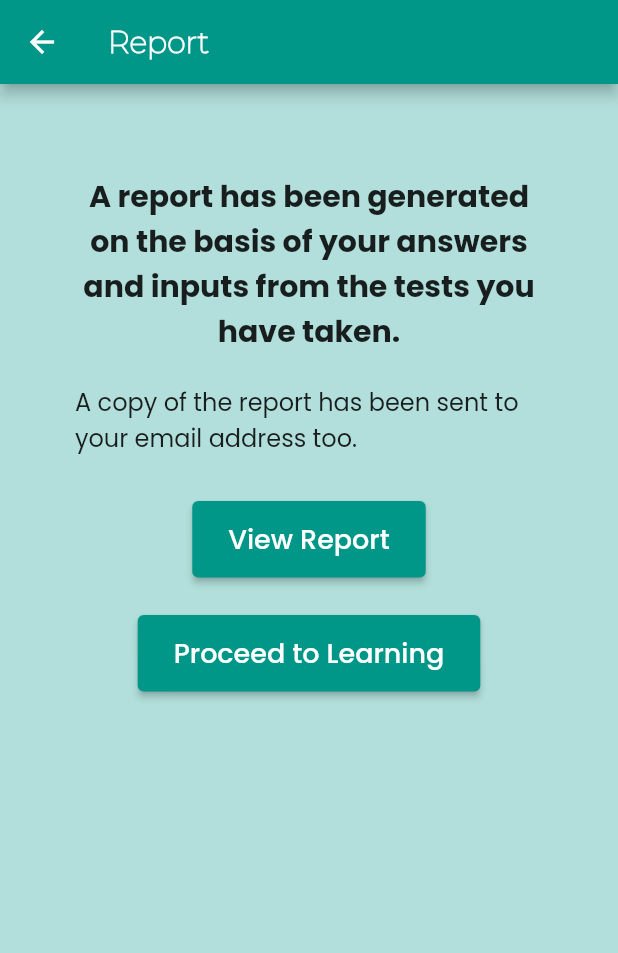
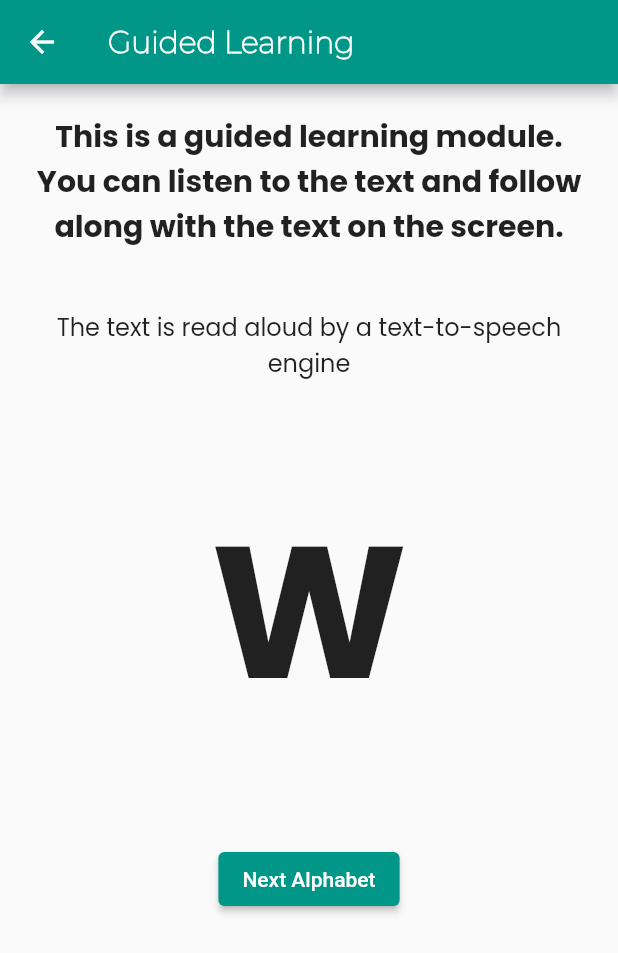
Before and after one commit to systemcrackers/systemcrackers-app, a Flutter app: the EmailReport screen opened by its route, after a tap on "Proceed to Learning", on a phone screen of 412 x 824 dp. Shown: the top 953 px of the screen. Run offline on Flutter 3.47's test engine with Material 2 defaults, Android fonts, the phone set to English and light mode, and no system bars; our stand-ins replace expandable_text, flutter_tts, font_awesome_flutter, get, google_sign_in, image_picker and 1 more; missing offline and left inert: api_cache_manager, country_list_pick; network calls fail.

Commit message:
text to speech

```diff
--- a/lib/main.dart
+++ b/lib/main.dart
@@ -10,7 +10,9 @@ import 'screens/child_details_screen.dart';
 import 'screens/email_report.dart';
 import 'screens/home_screen.dart';
 import 'screens/know_more_screen.dart';
+import 'screens/learning_home_screen.dart';
 import 'screens/otp_screen.dart';
+import 'screens/text_to_speech.dart';
 
 Widget _defaultHome = const LoginScreen();
 
@@ -49,6 +51,9 @@ class MyApp extends StatelessWidget {
         '/autism': (context) => const AutismQuizScreen(),
         '/know_more': (context) => KnowMoreScreen(),
         '/email_report': (context) => const EmailReport(),
+        // '/autism_home': (context) => const AutismHomeScreen(),
+        '/learning_home':(context) => const LearningHomeScreen(),
+        '/text_to_speech': (context) => const TextToSpeech(),
       },
     );
   }
--- a/lib/screens/autism_home_screen.dart
+++ b/lib/screens/autism_home_screen.dart
@@ -70,7 +70,7 @@ class _AutismHomeScreenState extends State<AutismHomeScreen> {
                           style: Theme.of(context)
                               .textTheme
                               .button
-                              ?.copyWith(color: Colors.black),
+                              ?.copyWith(color: Colors.white),
                         ),
                       ),
                     ),
--- a/lib/screens/child_details_screen.dart
+++ b/lib/screens/child_details_screen.dart
@@ -55,6 +55,7 @@ class _ChildDetailsState extends State<ChildDetails> {
 
   Widget _loginUI(BuildContext context) {
     return SingleChildScrollView(
+      scrollDirection: Axis.vertical,
       child: Column(
         mainAxisAlignment: MainAxisAlignment.start,
         crossAxisAlignment: CrossAxisAlignment.start,
--- a/lib/screens/email_report.dart
+++ b/lib/screens/email_report.dart
@@ -66,7 +66,7 @@ class _EmailReportState extends State<EmailReport> {
             SizedBox(height: 25),
             ElevatedButton(
               onPressed: () {
-                Navigator.pushNamed(context, '/learning_home_screen');
+                Navigator.pushNamed(context, '/text_to_speech');
               },
               child: Padding(
                 padding: const EdgeInsets.symmetric(horizontal: 8.0, vertical: 12),
--- a/lib/screens/home_screen.dart
+++ b/lib/screens/home_screen.dart
@@ -1,6 +1,7 @@
 import 'package:flutter/material.dart';
 import 'package:uia_app/screens/dyslexia_screen.dart';
 import 'package:uia_app/screens/know_more_screen.dart';
+import 'package:uia_app/screens/text_to_speech.dart';
 
 class HomeScreen extends StatefulWidget {
   const HomeScreen({super.key});
@@ -155,7 +156,7 @@ Widget BuildCard(
                     Navigator.push(
                         context,
                         MaterialPageRoute(
-                            builder: (context) => const DyslexiaScreen()));
+                            builder: (context) => const TextToSpeech()));
                     break;
                   case 2:
                     // Navigator.push(context,
--- a/lib/screens/know_more_screen.dart
+++ b/lib/screens/know_more_screen.dart
@@ -79,6 +79,7 @@ class KnowMoreScreen extends StatelessWidget {
               final feature = featuresList[index];
 
               return SingleChildScrollView(
+                scrollDirection: Axis.vertical,
                 child: Container(
                   margin: EdgeInsets.fromLTRB(20, 15, 20, 10),
                   decoration: BoxDecoration(
--- /dev/null
+++ b/lib/screens/text_to_speech.dart
@@ -0,0 +1,191 @@
+import 'dart:async';
+
+import 'package:flutter/material.dart';
+import 'package:flutter_tts/flutter_tts.dart';
+import 'dart:math';
+
+class TextToSpeech extends StatefulWidget {
+  const TextToSpeech({super.key});
+
+  @override
+  State<TextToSpeech> createState() => _TextToSpeechState();
+}
+
+enum TtsState { playing, stopped }
+
+class _TextToSpeechState extends State<TextToSpeech> {
+  late FlutterTts _flutterTts;
+  String? _tts;
+  String? _prevTts;
+  TtsState _ttsState = TtsState.stopped;
+
+  @override
+  void initState() {
+    super.initState();
+    initTts();
+  }
+
+  @override
+  void dispose() {
+    super.dispose();
+    _flutterTts.stop();
+  }
+
+  initTts() async {
+    _flutterTts = FlutterTts();
+    await _flutterTts.awaitSpeakCompletion(true);
+
+    _flutterTts.setStartHandler(() {
+      setState(() {
+        _ttsState = TtsState.playing;
+      });
+    });
+    _flutterTts.setCompletionHandler(() {
+      setState(() {
+        _ttsState = TtsState.stopped;
+      });
+    });
+    _flutterTts.setCancelHandler(() {
+      setState(() {
+        _ttsState = TtsState.stopped;
+      });
+    });
+    _flutterTts.setErrorHandler((msg) {
+      print("$msg");
+      setState(() {
+        _ttsState = TtsState.stopped;
+      });
+    });
+  }
+
+  List<String> Alphabets = [
+    'A',
+    'B',
+    'C',
+    'D',
+    'E',
+    'F',
+    'G',
+    'H',
+    'I',
+    'J',
+    'K',
+    'L',
+    'M',
+    'N',
+    'O',
+    'P',
+    'Q',
+    'R',
+    'S',
+    'T',
+    'U',
+    'V',
+    'W',
+    'X',
+    'Y',
+    'Z'
+  ];
+  // List<String> Numbers = ['1', '2', '3', '4', '5', '6', '7', '8', '9', '0'];
+
+  @override
+  Widget build(BuildContext context) {
+    Random random = new Random();
+    int index = random.nextInt(Alphabets.length);
+    _tts = Alphabets[index];
+    return Scaffold(
+      appBar: AppBar(
+        title: const Text(
+          'Guided Learning',
+          style: TextStyle(
+            fontSize: 20,
+            fontFamily: 'Montserrat',
+            fontWeight: FontWeight.bold,
+          ),
+        ),
+      ),
+      body: Column(
+        children: [
+          Container(
+            padding: EdgeInsets.only(top: 20, left: 20, right: 20),
+            child: Text(
+              'This is a guided learning module. You can listen to the text and follow along with the text on the screen.',
+              style: TextStyle(
+                fontSize: 20,
+                fontFamily: 'Poppins',
+                fontWeight: FontWeight.bold,
+              ),
+              textAlign: TextAlign.center,
+            ),
+          ),
+          Container(
+            padding: EdgeInsets.only(top: 40, left: 20, right: 20),
+            child: Text(
+              'The text is read aloud by a text-to-speech engine',
+              style: TextStyle(
+                fontSize: 16,
+                fontFamily: 'Poppins',
+              ),
+              textAlign: TextAlign.center,
+            ),
+          ),
+          Center(
+            child: Container(
+              padding: EdgeInsets.symmetric(vertical: 60, horizontal: 50),
+              child: Center(
+                child: GestureDetector(
+                  onTap: () {
+                    // _prevTts = _tts;
+                    // _tts = _prevTts;
+                    speak();
+                  },
+                  child: Text(
+                    Alphabets[index],
+                    style: TextStyle(
+                      fontSize: 125,
+                      fontFamily: 'Poppins',
+                      fontWeight: FontWeight.bold,
+                    ),
+                  ),
+                ),
+              ),
+            ),
+          ),
+          ElevatedButton(
+            onPressed: () {
+              Timer(Duration(seconds: 5), () {});
+              setState(() {
+                print("Hello");
+                index = random.nextInt(Alphabets.length);
+                _tts = Alphabets[index];
+                // speak();
+              });
+            },
+            child: const Text(
+              'Next Alphabet',
+            ),
+          )
+        ],
+      ),
+    );
+  }
+
+  Future speak() async {
+    await _flutterTts.setLanguage("en-US");
+    await _flutterTts.setPitch(1);
+    await _flutterTts.setVolume(1);
+    await _flutterTts.setSpeechRate(0.3);
+    await _flutterTts.speak(_tts!);
+    // if (_tts != null) {
+    //   if (_tts!.isNotEmpty) {
+    //     var result = await _flutterTts.speak(_tts!);
+    //     if (result == 1) setState(() => _ttsState = TtsState.playing);
+    //   }
+    // }
+  }
+
+  Future stop() async {
+    var result = await _flutterTts.stop();
+    if (result == 1) setState(() => _ttsState = TtsState.stopped);
+  }
+}
--- a/pubspec.yaml
+++ b/pubspec.yaml
@@ -46,6 +46,7 @@ dependencies:
   expandable_text: ^2.3.0
   dio: ^4.0.6
   get: ^4.6.5
+  flutter_tts: ^3.6.2
 
 dev_dependencies:
   flutter_test:
```
Also changed, not shown: lib/screens/learning_home_screen.dart (added, +76 -0 lines), 2 other files.
